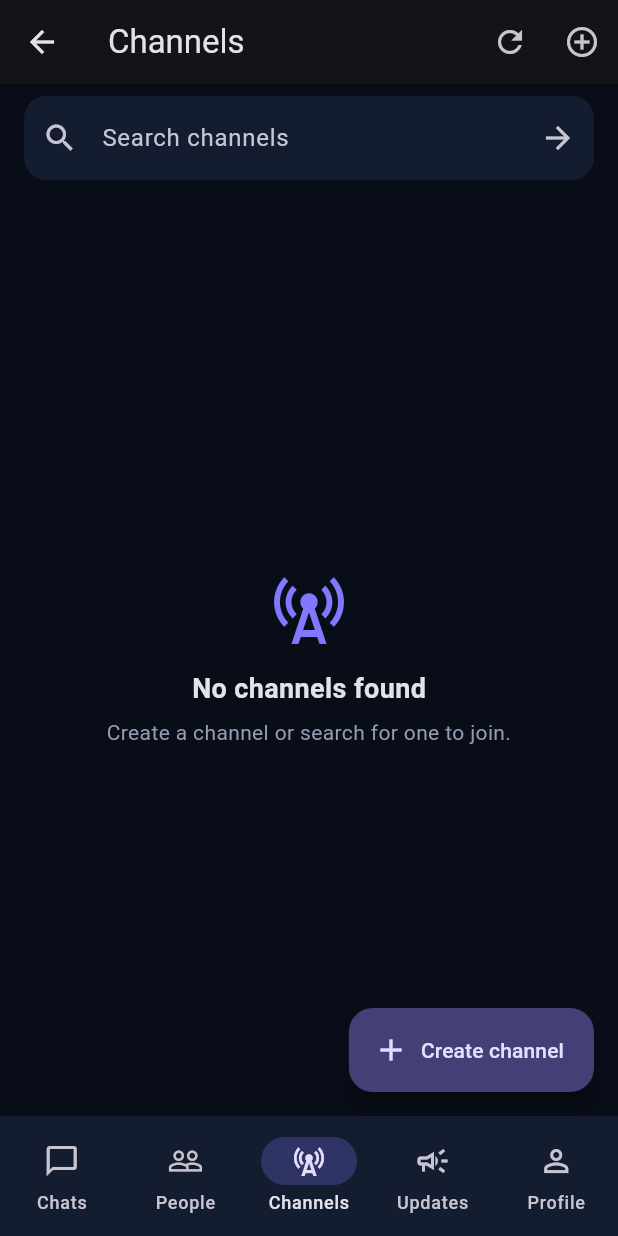
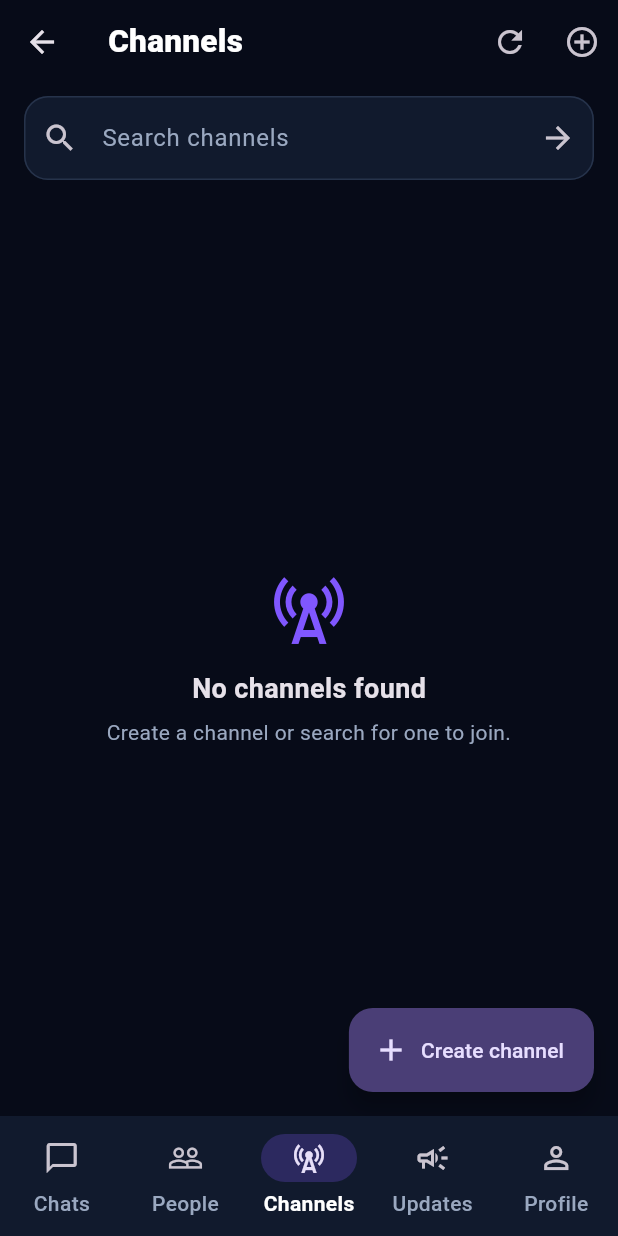
Before and after one commit to my-gaming-hub/My-Gaming-hub, a Flutter app: the HomeShell screen opened directly, item 3 of the bottom bar chosen, on a phone screen of 412 x 824 dp. Run offline on Flutter 3.47's test engine with Material 3 defaults, Android fonts, the phone set to English and light mode, and no system bars; our stand-ins replace file_picker, supabase_flutter; accounts and stored records are empty.

Commit message:
Refresh Nexora interface with neon theme and desktop navigation

```diff
--- a/apps/jikzo-chat/lib/main.dart
+++ b/apps/jikzo-chat/lib/main.dart
@@ -3,7 +3,13 @@ import 'package:supabase_flutter/supabase_flutter.dart';
 import 'package:file_picker/file_picker.dart';
 import 'package:url_launcher/url_launcher.dart';
 
-const bg = Color(0xFF090D18), panel = Color(0xFF141D30), muted = Color(0xFF929DB3), accent = Color(0xFF8178FF);
+const bg = Color(0xFF070B18);
+const panel = Color(0xFF111A2D);
+const panelRaised = Color(0xFF17233A);
+const muted = Color(0xFF9AA8C0);
+const accent = Color(0xFF8057FF);
+const cyan = Color(0xFF00D8FF);
+const glow = Color(0xFFB34DFF);
 
 Future<void> main() async {
   WidgetsFlutterBinding.ensureInitialized();
@@ -20,7 +26,54 @@ class App extends StatelessWidget {
   @override
   Widget build(BuildContext context) => MaterialApp(
     title: 'Nexora', debugShowCheckedModeBanner: false,
-    theme: ThemeData(brightness: Brightness.dark, scaffoldBackgroundColor: bg, colorScheme: ColorScheme.fromSeed(seedColor: accent, brightness: Brightness.dark), useMaterial3: true),
+    theme: ThemeData(
+      brightness: Brightness.dark,
+      scaffoldBackgroundColor: bg,
+      canvasColor: bg,
+      cardColor: panel,
+      dividerColor: const Color(0xFF26334B),
+      colorScheme: ColorScheme.fromSeed(
+        seedColor: accent,
+        primary: accent,
+        secondary: cyan,
+        surface: panel,
+        brightness: Brightness.dark,
+      ),
+      appBarTheme: const AppBarTheme(
+        backgroundColor: bg,
+        surfaceTintColor: Colors.transparent,
+        elevation: 0,
+        centerTitle: false,
+        titleTextStyle: TextStyle(fontSize: 21, fontWeight: FontWeight.w800, letterSpacing: 0.2, color: Colors.white),
+      ),
+      inputDecorationTheme: InputDecorationTheme(
+        filled: true,
+        fillColor: panelRaised,
+        hintStyle: const TextStyle(color: muted),
+        contentPadding: const EdgeInsets.symmetric(horizontal: 18, vertical: 16),
+        border: OutlineInputBorder(borderRadius: BorderRadius.circular(16), borderSide: BorderSide.none),
+        enabledBorder: OutlineInputBorder(borderRadius: BorderRadius.circular(16), borderSide: const BorderSide(color: Color(0xFF26334B))),
+        focusedBorder: OutlineInputBorder(borderRadius: BorderRadius.circular(16), borderSide: const BorderSide(color: cyan, width: 1.3)),
+      ),
+      filledButtonTheme: FilledButtonThemeData(
+        style: FilledButton.styleFrom(
+          backgroundColor: accent,
+          foregroundColor: Colors.white,
+          padding: const EdgeInsets.symmetric(horizontal: 22, vertical: 16),
+          shape: RoundedRectangleBorder(borderRadius: BorderRadius.circular(15)),
+          textStyle: const TextStyle(fontWeight: FontWeight.w700),
+        ),
+      ),
+      navigationBarTheme: NavigationBarThemeData(
+        backgroundColor: panel,
+        indicatorColor: accent.withValues(alpha: 0.24),
+        labelTextStyle: WidgetStateProperty.resolveWith((states) => TextStyle(
+          color: states.contains(WidgetState.selected) ? Colors.white : muted,
+          fontWeight: states.contains(WidgetState.selected) ? FontWeight.w700 : FontWeight.w500,
+        )),
+      ),
+      useMaterial3: true,
+    ),
     home: configured ? const Gate() : const Scaffold(body: Center(child: Padding(padding: EdgeInsets.all(24), child: Text('NEXORA\n\nBuild configuration is missing. Check GitHub Actions secrets.', textAlign: TextAlign.center)))),
   );
 }
@@ -128,23 +181,89 @@ class HomeShell extends StatefulWidget {
 class _HomeShellState extends State<HomeShell> {
   int selected = 0;
   void openChat(String id, String name, String handle) => Navigator.push(context, MaterialPageRoute(builder: (_) => ChatPage(id: id, name: name, handle: handle)));
+
+  static const destinations = [
+    NavigationDestination(icon: Icon(Icons.chat_bubble_outline), selectedIcon: Icon(Icons.chat_bubble), label: 'Chats'),
+    NavigationDestination(icon: Icon(Icons.people_outline), selectedIcon: Icon(Icons.people), label: 'People'),
+    NavigationDestination(icon: Icon(Icons.cell_tower_outlined), selectedIcon: Icon(Icons.cell_tower), label: 'Channels'),
+    NavigationDestination(icon: Icon(Icons.campaign_outlined), selectedIcon: Icon(Icons.campaign), label: 'Updates'),
+    NavigationDestination(icon: Icon(Icons.person_outline), selectedIcon: Icon(Icons.person), label: 'Profile'),
+  ];
+
   @override
   Widget build(BuildContext context) {
     final pages = [InboxPage(onOpenChat: openChat), PeoplePage(onOpenChat: openChat), const ChannelsPage(), const UpdatesPage(), const ProfilePage()];
-    return Scaffold(
-      body: IndexedStack(index: selected, children: pages),
-      bottomNavigationBar: NavigationBar(
-        backgroundColor: panel, indicatorColor: accent.withValues(alpha: 0.25), selectedIndex: selected,
-        onDestinationSelected: (v) => setState(() => selected = v),
-        destinations: const [
-          NavigationDestination(icon: Icon(Icons.chat_bubble_outline), selectedIcon: Icon(Icons.chat_bubble), label: 'Chats'),
-          NavigationDestination(icon: Icon(Icons.people_outline), selectedIcon: Icon(Icons.people), label: 'People'),
-          NavigationDestination(icon: Icon(Icons.cell_tower_outlined), selectedIcon: Icon(Icons.cell_tower), label: 'Channels'),
-          NavigationDestination(icon: Icon(Icons.campaign_outlined), selectedIcon: Icon(Icons.campaign), label: 'Updates'),
-          NavigationDestination(icon: Icon(Icons.person_outline), selectedIcon: Icon(Icons.person), label: 'Profile'),
-        ],
-      ),
-    );
+    return LayoutBuilder(builder: (context, constraints) {
+      final desktop = constraints.maxWidth >= 850;
+      return Scaffold(
+        body: desktop
+          ? Row(children: [
+              Container(
+                width: 246,
+                decoration: const BoxDecoration(
+                  color: Color(0xFF0C1324),
+                  border: Border(right: BorderSide(color: Color(0xFF26334B))),
+                ),
+                child: Column(children: [
+                  Padding(
+                    padding: const EdgeInsets.fromLTRB(22, 28, 18, 24),
+                    child: Row(children: [
+                      Container(
+                        width: 42, height: 42,
+                        decoration: BoxDecoration(
+                          borderRadius: BorderRadius.circular(14),
+                          gradient: const LinearGradient(colors: [accent, cyan, glow], begin: Alignment.topLeft, end: Alignment.bottomRight),
+                          boxShadow: [BoxShadow(color: accent.withValues(alpha: 0.35), blurRadius: 20)],
+                        ),
+                        child: const Icon(Icons.hub_rounded, color: Colors.white, size: 25),
+                      ),
+                      const SizedBox(width: 12),
+                      const Column(crossAxisAlignment: CrossAxisAlignment.start, children: [
+                        Text('NEXORA', style: TextStyle(fontSize: 19, fontWeight: FontWeight.w900, letterSpacing: 1.5)),
+                        Text('Connect. Share. Belong.', style: TextStyle(fontSize: 9, color: muted)),
+                      ]),
+                    ]),
+                  ),
+                  Expanded(child: NavigationRail(
+                    backgroundColor: Colors.transparent,
+                    extended: true,
+                    minExtendedWidth: 246,
+                    selectedIndex: selected,
+                    onDestinationSelected: (v) => setState(() => selected = v),
+                    useIndicator: true,
+                    indicatorColor: accent.withValues(alpha: 0.22),
+                    selectedIconTheme: const IconThemeData(color: cyan),
+                    unselectedIconTheme: const IconThemeData(color: muted),
+                    selectedLabelTextStyle: const TextStyle(color: Colors.white, fontWeight: FontWeight.w700),
+                    unselectedLabelTextStyle: const TextStyle(color: muted),
+                    destinations: const [
+                      NavigationRailDestination(icon: Icon(Icons.chat_bubble_outline), selectedIcon: Icon(Icons.chat_bubble), label: Text('Chats')),
+                      NavigationRailDestination(icon: Icon(Icons.people_outline), selectedIcon: Icon(Icons.people), label: Text('People')),
+                      NavigationRailDestination(icon: Icon(Icons.cell_tower_outlined), selectedIcon: Icon(Icons.cell_tower), label: Text('Channels')),
+                      NavigationRailDestination(icon: Icon(Icons.campaign_outlined), selectedIcon: Icon(Icons.campaign), label: Text('Updates')),
+                      NavigationRailDestination(icon: Icon(Icons.person_outline), selectedIcon: Icon(Icons.person), label: Text('Profile')),
+                    ],
+                  )),
+                  const Padding(
+                    padding: EdgeInsets.all(18),
+                    child: Row(children: [
+                      Icon(Icons.circle, size: 8, color: cyan),
+                      SizedBox(width: 8),
+                      Text('Nexora beta', style: TextStyle(color: muted, fontSize: 11)),
+                    ]),
+                  ),
+                ]),
+              ),
+              Expanded(child: IndexedStack(index: selected, children: pages)),
+            ])
+          : IndexedStack(index: selected, children: pages),
+        bottomNavigationBar: desktop ? null : NavigationBar(
+          selectedIndex: selected,
+          onDestinationSelected: (v) => setState(() => selected = v),
+          destinations: destinations,
+        ),
+      );
+    });
   }
 }
 
```
